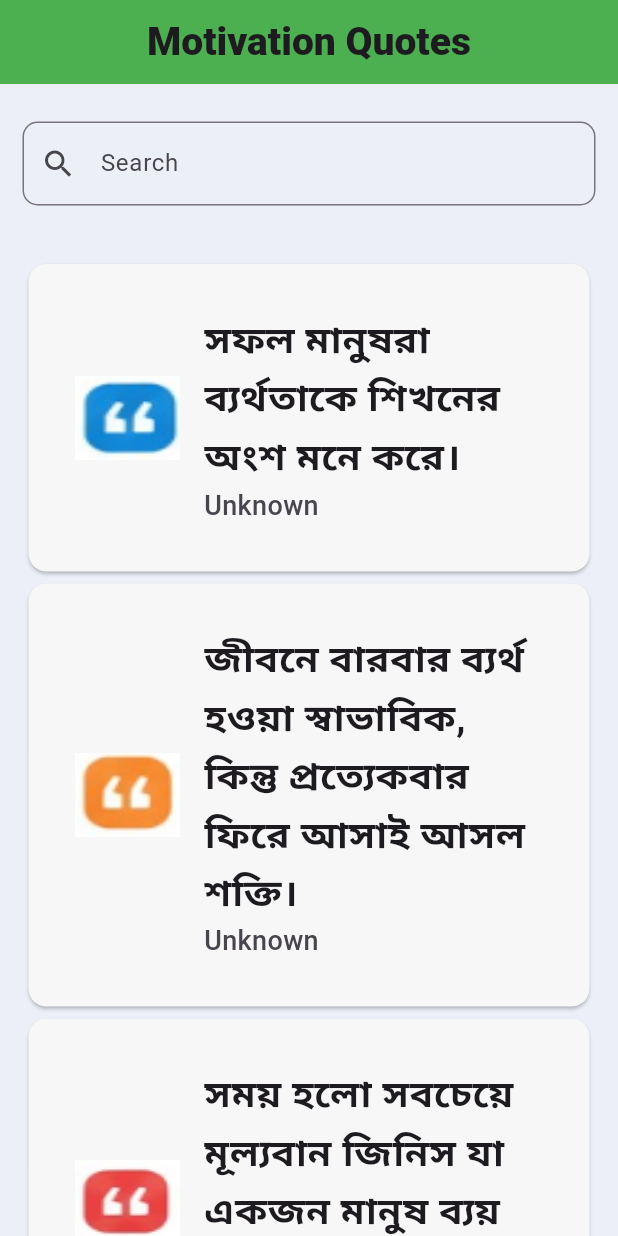
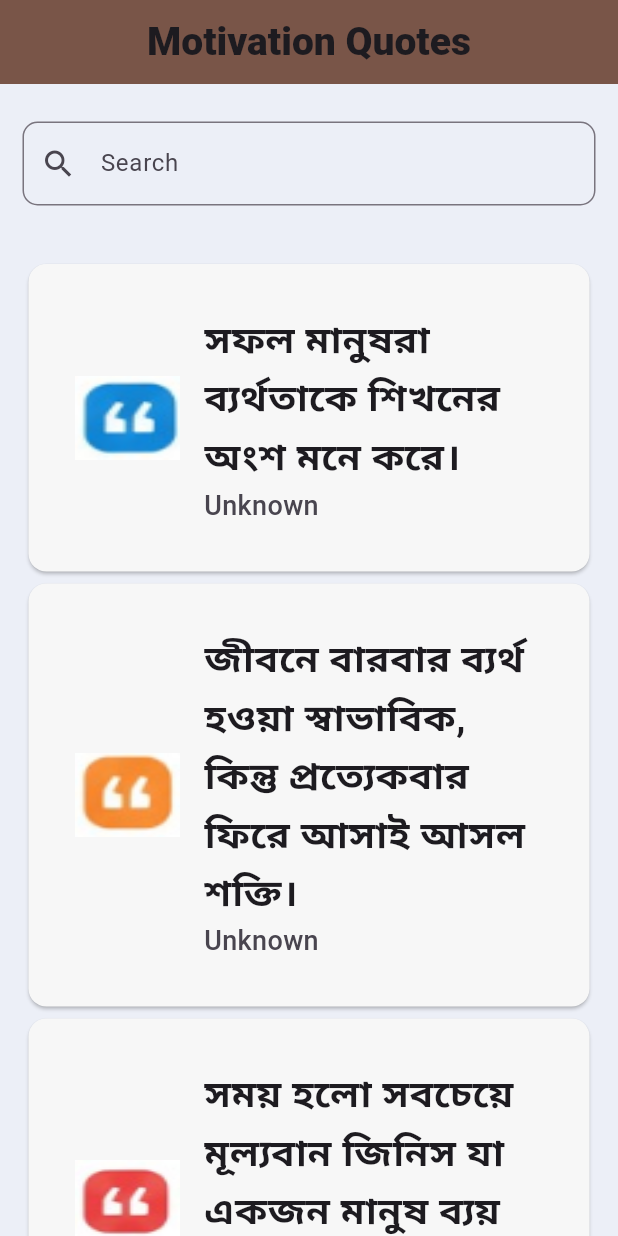
Before and after one commit to mdreja09/Local_Database, a Flutter app: the screen it shows after launch, on a phone screen of 412 x 824 dp. Run offline on Flutter 3.47's test engine with Material 3 defaults, Android fonts, the phone set to English and light mode, and no system bars; our stand-ins replace convex_bottom_bar, shared_preferences, shimmer.

Commit message:
Loading set

```diff
--- a/lib/api_1/screen.dart
+++ b/lib/api_1/screen.dart
@@ -2,6 +2,7 @@ import 'dart:developer';
 
 import 'package:flutter/material.dart';
 import 'package:local_database/database/api_database.dart';
+import 'package:shimmer/shimmer.dart';
 
 class MotivationalQuotes extends StatefulWidget {
   const MotivationalQuotes({super.key});
@@ -34,6 +35,7 @@ class _MotivationalQuotesState extends State<MotivationalQuotes> {
     "assets/comma_icon_04.png",
   ];
   bool isLoading = true;
+  List qData = [];
   loadData() async {
     isLoading = true;
     log(" =======$isLoading");
@@ -55,14 +57,31 @@ class _MotivationalQuotesState extends State<MotivationalQuotes> {
       backgroundColor: Color(0xffECEFF7),
       appBar: AppBar(
         centerTitle: true,
-        backgroundColor: Colors.green,
+        backgroundColor: Colors.brown,
         title: Text(
           "Motivation Quotes",
           style: TextStyle(fontSize: 26, fontWeight: FontWeight.w800),
         ),
       ),
       body: isLoading == true
-          ? Center(child: CircularProgressIndicator())
+          ? Center(
+        child: ListView.builder(
+          itemCount: 10,
+            itemBuilder: (context, index) => SizedBox(
+          width: MediaQuery.sizeOf(context).width,
+          height: 150.0,
+          child: Shimmer.fromColors(
+            baseColor: Colors.grey.shade200,
+            highlightColor: Colors.white,
+            child: Card(
+              child: SizedBox(
+                width: MediaQuery.sizeOf(context).width,
+                height: 150,
+              ),
+            ),
+          ),
+        )),
+      )
           : QuoteData.data.isEmpty
           ? Center(child: Text("No Data Found"))
           : Column(
--- a/pubspec.yaml
+++ b/pubspec.yaml
@@ -43,6 +43,7 @@ dev_dependencies:
   convex_bottom_bar: ^3.2.0
 
   shared_preferences: ^2.5.3
+  shimmer: ^3.0.0
 
 
 
```
Also changed, not shown: pubspec.lock.
